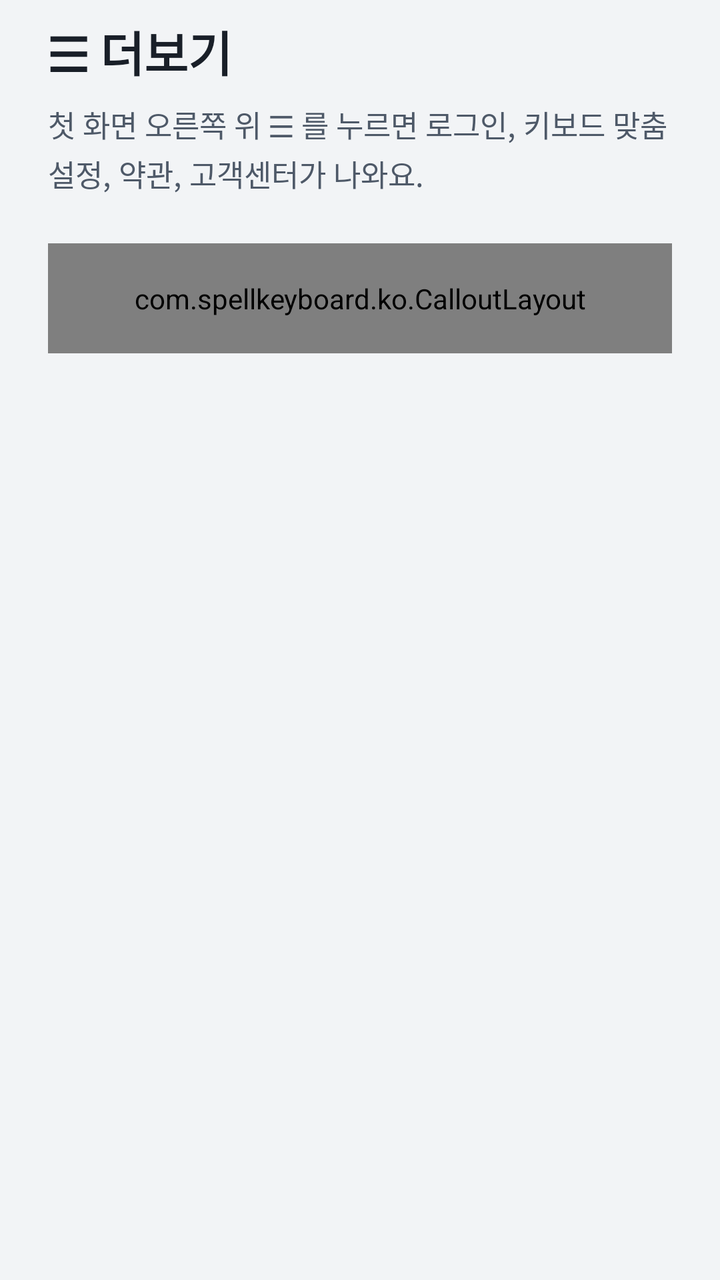
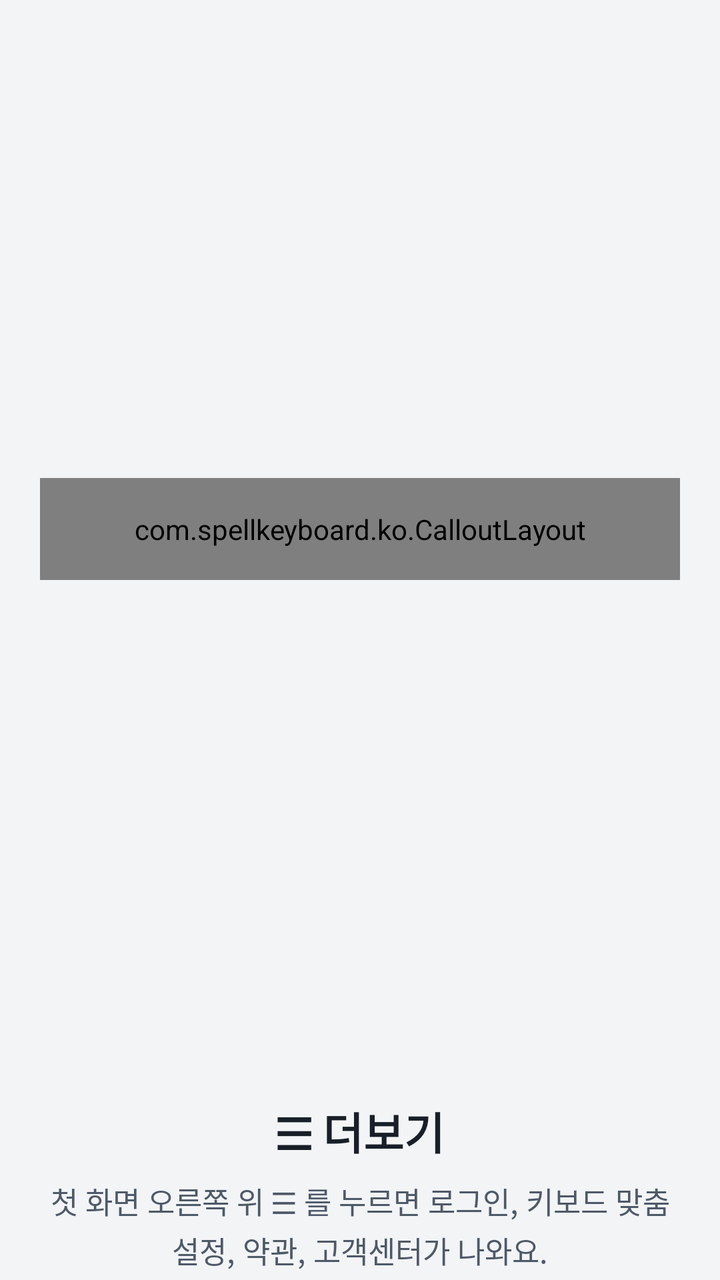

The first picture is an Android layout as it rendered before a commit; the second is the same layout after the commit. The layout source and the unified diff follow.
<!-- AndroidManifest.xml: application theme Theme.SpellKeyboard -->
<!-- res/layout/onboarding_page_more.xml -->
<?xml version="1.0" encoding="utf-8"?>
<ScrollView xmlns:android="http://schemas.android.com/apk/res/android"
    android:layout_width="match_parent"
    android:layout_height="match_parent"
    android:fillViewport="true"
    android:scrollbars="none">

    <LinearLayout
        android:layout_width="match_parent"
        android:layout_height="wrap_content"
        android:orientation="vertical"
        android:paddingHorizontal="24dp"
        android:paddingTop="8dp"
        android:paddingBottom="16dp">

        <TextView style="@style/GuideTitle" android:text="@string/guide4_title" />
        <TextView style="@style/GuideSub" android:text="@string/guide4_sub" />

        <com.spellkeyboard.ko.CalloutLayout
            android:id="@+id/page_callout"
            android:layout_width="match_parent"
            android:layout_height="wrap_content"
            android:layout_marginTop="24dp"
            android:background="@drawable/bg_card"
            android:padding="18dp">

            <LinearLayout
                android:layout_width="match_parent"
                android:layout_height="wrap_content"
                android:orientation="vertical">

                
                <LinearLayout
                    android:layout_width="match_parent"
                    android:layout_height="wrap_content"
                    android:background="@drawable/bg_input"
                    android:gravity="center_vertical"
                    android:orientation="horizontal"
                    android:paddingVertical="8dp"
                    android:paddingStart="12dp"
                    android:paddingEnd="8dp">

                    <TextView
                        android:layout_width="0dp"
                        android:layout_height="wrap_content"
                        android:layout_weight="1"
                        android:text="@string/app_name"
                        android:textColor="@color/toss_text"
                        android:textSize="16sp"
                        android:textStyle="bold" />

                    <ImageView
                        android:id="@+id/mock_menu"
                        android:layout_width="28dp"
                        android:layout_height="28dp"
                        android:contentDescription="@null"
                        android:padding="3dp"
                        android:src="@drawable/ic_menu" />
                </LinearLayout>

                <TextView
                    android:id="@+id/label_menu"
                    style="@style/GuideLabel"
                    android:layout_gravity="end"
                    android:layout_marginStart="60dp"
                    android:layout_marginTop="20dp"
                    android:text="@string/guide4_label_menu" />

                
                <LinearLayout
                    android:layout_width="match_parent"
                    android:layout_height="wrap_content"
                    android:layout_marginTop="22dp"
                    android:orientation="horizontal">

                    <LinearLayout
                        android:layout_width="0dp"
                        android:layout_height="wrap_content"
                        android:layout_weight="11"
                        android:background="@drawable/bg_input"
                        android:orientation="horizontal"
                        android:padding="1dp">

                        <View
                            android:layout_width="0dp"
                            android:layout_height="match_parent"
                            android:layout_weight="1"
                            android:background="#99000000" />

                        <LinearLayout
                            android:layout_width="0dp"
                            android:layout_height="wrap_content"
                            android:layout_weight="2"
                            android:background="@color/toss_card"
                            android:orientation="vertical">

                            <LinearLayout
                                android:id="@+id/mock_login"
                                android:layout_width="match_parent"
                                android:layout_height="40dp"
                                android:gravity="center_vertical"
                                android:orientation="horizontal"
                                android:paddingHorizontal="8dp">

                                <View
                                    android:layout_width="16dp"
                                    android:layout_height="16dp"
                                    android:background="@drawable/bg_avatar" />

                                <TextView
                                    android:layout_width="wrap_content"
                                    android:layout_height="wrap_content"
                                    android:layout_marginStart="6dp"
                                    android:maxLines="1"
                                    android:text="@string/account_signin"
                                    android:textColor="@color/toss_text"
                                    android:textSize="11sp"
                                    android:textStyle="bold" />
                            </LinearLayout>

                            <TextView android:id="@+id/mock_keyboard" style="@style/MockDrawerRow" android:text="@string/menu_keyboard" />
                            <TextView style="@style/MockDrawerRow" android:text="@string/menu_privacy" android:textColor="@color/toss_text3" />
                            <TextView style="@style/MockDrawerRow" android:text="@string/menu_terms" android:textColor="@color/toss_text3" />
                            <TextView android:id="@+id/mock_support" style="@style/MockDrawerRow" android:text="@string/menu_support" />
                        </LinearLayout>
                    </LinearLayout>

                    
                    <LinearLayout
                        android:layout_width="0dp"
                        android:layout_height="wrap_content"
                        android:layout_weight="9"
                        android:layout_marginStart="18dp"
                        android:orientation="vertical"
                        android:paddingTop="1dp">

                        <LinearLayout style="@style/MockDrawerLabelSlot">
                            <TextView android:id="@+id/label_login" style="@style/GuideLabel" android:textSize="12sp" android:text="@string/guide4_label_login" />
                        </LinearLayout>
                        <LinearLayout style="@style/MockDrawerLabelSlot">
                            <TextView android:id="@+id/label_keyboard" style="@style/GuideLabel" android:textSize="12sp" android:text="@string/guide4_label_keyboard" />
                        </LinearLayout>
                        <LinearLayout style="@style/MockDrawerLabelSlot" />
                        <LinearLayout style="@style/MockDrawerLabelSlot" />
                        <LinearLayout style="@style/MockDrawerLabelSlot">
                            <TextView android:id="@+id/label_support" style="@style/GuideLabel" android:textSize="12sp" android:text="@string/guide4_label_support" />
                        </LinearLayout>
                    </LinearLayout>
                </LinearLayout>
            </LinearLayout>
        </com.spellkeyboard.ko.CalloutLayout>
    </LinearLayout>
</ScrollView>
<!-- resources referenced by this layout -->
<resources>
  <color name="toss_card">#FFFFFF</color>
  <color name="toss_text">#191F28</color>
  <color name="toss_text3">#8B95A1</color>
  <!-- drawable bg_avatar (drawable) -->
  <?xml version="1.0" encoding="utf-8"?>
  <shape xmlns:android="http://schemas.android.com/apk/res/android" android:shape="oval">
      <solid android:color="@color/toss_blue" />
  </shape>
  <!-- drawable bg_card (drawable) -->
  <?xml version="1.0" encoding="utf-8"?>
  <shape xmlns:android="http://schemas.android.com/apk/res/android" android:shape="rectangle">
      <solid android:color="@color/toss_card" />
      <corners android:radius="20dp" />
  </shape>
  <!-- drawable bg_input (drawable) -->
  <?xml version="1.0" encoding="utf-8"?>
  <shape xmlns:android="http://schemas.android.com/apk/res/android" android:shape="rectangle">
      <solid android:color="@color/toss_fill" />
      <corners android:radius="14dp" />
  </shape>
  <!-- drawable ic_menu (drawable) -->
  <?xml version="1.0" encoding="utf-8"?>
  <vector xmlns:android="http://schemas.android.com/apk/res/android"
      android:width="24dp"
      android:height="24dp"
      android:viewportWidth="24"
      android:viewportHeight="24">
      <path
          android:fillColor="@color/toss_text"
          android:pathData="M3,6h18v2H3V6zM3,11h18v2H3v-2zM3,16h18v2H3v-2z" />
  </vector>
  <string name="account_signin">구글로 로그인</string>
  <string name="app_name">맞춤법 키보드</string>
  <string name="guide4_label_keyboard">자판 종류·밝기·배경 사진을 바꿔요</string>
  <string name="guide4_label_login">로그인하면 PC·아이폰에서도 같은 구독을 써요</string>
  <string name="guide4_label_menu">여기를 누르면 오른쪽에서 더보기가 열려요</string>
  <string name="guide4_label_support">궁금한 건 여기로 물어보세요</string>
  <string name="guide4_sub">첫 화면 오른쪽 위 ☰ 를 누르면 로그인, 키보드 맞춤설정, 약관, 고객센터가 나와요.</string>
  <string name="guide4_title">☰ 더보기</string>
  <string name="menu_keyboard">키보드 맞춤설정</string>
  <string name="menu_privacy">개인정보 처리방침</string>
  <string name="menu_support">고객센터</string>
  <string name="menu_terms">서비스 이용약관</string>
  <style name="GuideLabel">
          <item name="android:layout_width">wrap_content</item>
          <item name="android:layout_height">wrap_content</item>
          <item name="android:textColor">@color/toss_text</item>
          <item name="android:textSize">13sp</item>
          <item name="android:lineSpacingExtra">2dp</item>
      </style>
  <style name="GuideSub">
          <item name="android:layout_width">match_parent</item>
          <item name="android:layout_height">wrap_content</item>
          <item name="android:layout_marginTop">8dp</item>
          <item name="android:textColor">@color/toss_text2</item>
          <item name="android:textSize">15sp</item>
          <item name="android:lineSpacingExtra">3dp</item>
      </style>
  <style name="GuideTitle">
          <item name="android:layout_width">match_parent</item>
          <item name="android:layout_height">wrap_content</item>
          <item name="android:textColor">@color/toss_text</item>
          <item name="android:textSize">24sp</item>
          <item name="android:textStyle">bold</item>
      </style>
  <style name="MockDrawerLabelSlot">
          <item name="android:layout_width">match_parent</item>
          <item name="android:layout_height">wrap_content</item>
          <item name="android:minHeight">40dp</item>
          <item name="android:gravity">center_vertical</item>
          <item name="android:orientation">vertical</item>
      </style>
  <style name="MockDrawerRow">
          <item name="android:layout_width">match_parent</item>
          <item name="android:layout_height">40dp</item>
          <item name="android:gravity">center_vertical</item>
          <item name="android:paddingHorizontal">10dp</item>
          <item name="android:textColor">@color/toss_text</item>
          <item name="android:textSize">11sp</item>
          <item name="android:maxLines">1</item>
      </style>
  <color name="toss_blue">#3182F6</color>
  <color name="toss_fill">#F2F4F6</color>
  <color name="toss_text2">#4E5968</color>
  <color name="toss_bg">#F2F4F6</color>
  <!-- unchanged entries left out for length: 1 -->
</resources>

<!-- the commit's change to res/layout/onboarding_page_more.xml (unified diff, before → after) -->
@@ -9,145 +9,159 @@
         android:layout_width="match_parent"
         android:layout_height="wrap_content"
         android:orientation="vertical"
-        android:paddingHorizontal="24dp"
-        android:paddingTop="8dp"
-        android:paddingBottom="16dp">
+        android:paddingHorizontal="20dp"
+        android:paddingBottom="4dp">
 
-        <TextView style="@style/GuideTitle" android:text="@string/guide4_title" />
-        <TextView style="@style/GuideSub" android:text="@string/guide4_sub" />
+        <FrameLayout
+            android:layout_width="match_parent"
+            android:layout_height="0dp"
+            android:layout_weight="1">
 
-        <com.spellkeyboard.ko.CalloutLayout
-            android:id="@+id/page_callout"
-            android:layout_width="match_parent"
-            android:layout_height="wrap_content"
-            android:layout_marginTop="24dp"
-            android:background="@drawable/bg_card"
-            android:padding="18dp">
-
-            <LinearLayout
+            <com.spellkeyboard.ko.CalloutLayout
+                android:id="@+id/page_callout"
                 android:layout_width="match_parent"
                 android:layout_height="wrap_content"
-                android:orientation="vertical">
+                android:layout_gravity="center_vertical"
+                android:layout_marginVertical="8dp"
+                android:background="@drawable/bg_card"
+                android:padding="16dp">
 
-                
                 <LinearLayout
                     android:layout_width="match_parent"
                     android:layout_height="wrap_content"
-                    android:background="@drawable/bg_input"
-                    android:gravity="center_vertical"
-                    android:orientation="horizontal"
-                    android:paddingVertical="8dp"
-                    android:paddingStart="12dp"
-                    android:paddingEnd="8dp">
+                    android:orientation="vertical">
+
+                    
+                    <LinearLayout
+                        android:layout_width="match_parent"
+                        android:layout_height="wrap_content"
+                        android:background="@drawable/bg_input"
+                        android:gravity="center_vertical"
+                        android:orientation="horizontal"
+                        android:paddingVertical="8dp"
+                        android:paddingStart="12dp"
+                        android:paddingEnd="8dp">
+
+                        <TextView
+                            android:layout_width="0dp"
+                            android:layout_height="wrap_content"
+                            android:layout_weight="1"
+                            android:text="@string/app_name"
+                            android:textColor="@color/toss_text"
+                            android:textSize="16sp"
+                            android:textStyle="bold" />
+
+                        <ImageView
+                            android:id="@+id/mock_menu"
+                            android:layout_width="28dp"
+                            android:layout_height="28dp"
+                            android:contentDescription="@null"
+                            android:padding="3dp"
+                            android:src="@drawable/ic_menu" />
+                    </LinearLayout>
 
                     <TextView
-                        android:layout_width="0dp"
+                        android:id="@+id/label_menu"
+                        style="@style/GuideLabel"
+                        android:layout_gravity="end"
+                        android:layout_marginStart="60dp"
+                        android:layout_marginTop="14dp"
+                        android:text="@string/guide4_label_menu" />
+
+                    
+                    <LinearLayout
+                        android:layout_width="match_parent"
                         android:layout_height="wrap_content"
-                        android:layout_weight="1"
-                        android:text="@string/app_name"
-                        android:textColor="@color/toss_text"
-                        android:textSize="16sp"
-                        android:textStyle="bold" />
-
-                    <ImageView
-                        android:id="@+id/mock_menu"
-                        android:layout_width="28dp"
-                        android:layout_height="28dp"
-                        android:contentDescription="@null"
-                        android:padding="3dp"
-                        android:src="@drawable/ic_menu" />
-                </LinearLayout>
-
-                <TextView
-                    android:id="@+id/label_menu"
-                    style="@style/GuideLabel"
-                    android:layout_gravity="end"
-                    android:layout_marginStart="60dp"
-                    android:layout_marginTop="20dp"
-                    android:text="@string/guide4_label_menu" />
-
-                
-                <LinearLayout
-                    android:layout_width="match_parent"
-                    android:layout_height="wrap_content"
-                    android:layout_marginTop="22dp"
-                    android:orientation="horizontal">
-
-                    <LinearLayout
-                        android:layout_width="0dp"
-                        android:layout_height="wrap_content"
-                        android:layout_weight="11"
-                        android:background="@drawable/bg_input"
-                        android:orientation="horizontal"
-                        android:padding="1dp">
-
-                        <View
-                            android:layout_width="0dp"
-                            android:layout_height="match_parent"
-                            android:layout_weight="1"
-                            android:background="#99000000" />
+                        android:layout_marginTop="16dp"
+                        android:orientation="horizontal">
 
                         <LinearLayout
                             android:layout_width="0dp"
                             android:layout_height="wrap_content"
-                            android:layout_weight="2"
-                            android:background="@color/toss_card"
-                            android:orientation="vertical">
+                            android:layout_weight="11"
+                            android:background="@drawable/bg_input"
+                            android:orientation="horizontal"
+                            android:padding="1dp">
+
+                            <View
+                                android:layout_width="0dp"
+                                android:layout_height="match_parent"
+                                android:layout_weight="1"
+                                android:background="#99000000" />
 
                             <LinearLayout
-                                android:id="@+id/mock_login"
-                                android:layout_width="match_parent"
-                                android:layout_height="40dp"
-                                android:gravity="center_vertical"
-                                android:orientation="horizontal"
-                                android:paddingHorizontal="8dp">
+                                android:layout_width="0dp"
+                                android:layout_height="wrap_content"
+                                android:layout_weight="2"
+                                android:background="@color/toss_card"
+                                android:orientation="vertical">
 
-                                <View
-                                    android:layout_width="16dp"
-                                    android:layout_height="16dp"
-                                    android:background="@drawable/bg_avatar" />
+                                <LinearLayout
+                                    android:id="@+id/mock_login"
+                                    android:layout_width="match_parent"
+                                    android:layout_height="40dp"
+                                    android:gravity="center_vertical"
+                                    android:orientation="horizontal"
+                                    android:paddingHorizontal="8dp">
 
-                                <TextView
-                                    android:layout_width="wrap_content"
-                                    android:layout_height="wrap_content"
-                                    android:layout_marginStart="6dp"
-                                    android:maxLines="1"
-                                    android:text="@string/account_signin"
-                                    android:textColor="@color/toss_text"
-                                    android:textSize="11sp"
-                                    android:textStyle="bold" />
+                                    <View
+                                        android:layout_width="16dp"
+                                        android:layout_height="16dp"
+                                        android:background="@drawable/bg_avatar" />
+
+                                    <TextView
+                                        android:layout_width="wrap_content"
+                                        android:layout_height="wrap_content"
+                                        android:layout_marginStart="6dp"
+                                        android:maxLines="1"
+                                        android:text="@string/account_signin"
+                                        android:textColor="@color/toss_text"
+                                        android:textSize="11sp"
+                                        android:textStyle="bold" />
+                                </LinearLayout>
+
+                                <TextView android:id="@+id/mock_keyboard" style="@style/MockDrawerRow" android:text="@string/menu_keyboard" />
+                                <TextView style="@style/MockDrawerRow" android:text="@string/menu_privacy" android:textColor="@color/toss_text3" />
+                                <TextView style="@style/MockDrawerRow" android:text="@string/menu_terms" android:textColor="@color/toss_text3" />
+                                <TextView android:id="@+id/mock_support" style="@style/MockDrawerRow" android:text="@string/menu_support" />
                             </LinearLayout>
+                        </LinearLayout>
 
-                            <TextView android:id="@+id/mock_keyboard" style="@style/MockDrawerRow" android:text="@string/menu_keyboard" />
-                            <TextView style="@style/MockDrawerRow" android:text="@string/menu_privacy" android:textColor="@color/toss_text3" />
-                            <TextView style="@style/MockDrawerRow" android:text="@string/menu_terms" android:textColor="@color/toss_text3" />
-                            <TextView android:id="@+id/mock_support" style="@style/MockDrawerRow" android:text="@string/menu_support" />
-                        </LinearLayout>
-                    </LinearLayout>
+                        
+                        <LinearLayout
+                            android:layout_width="0dp"
+                            android:layout_height="wrap_content"
+                            android:layout_weight="9"
+                            android:layout_marginStart="16dp"
+                            android:orientation="vertical"
+                            android:paddingTop="1dp">
 
-                    
-                    <LinearLayout
-                        android:layout_width="0dp"
-                        android:layout_height="wrap_content"
-                        android:layout_weight="9"
-                        android:layout_marginStart="18dp"
-                        android:orientation="vertical"
-                        android:paddingTop="1dp">
-
-                        <LinearLayout style="@style/MockDrawerLabelSlot">
-                            <TextView android:id="@+id/label_login" style="@style/GuideLabel" android:textSize="12sp" android:text="@string/guide4_label_login" />
-                        </LinearLayout>
-                        <LinearLayout style="@style/MockDrawerLabelSlot">
-                            <TextView android:id="@+id/label_keyboard" style="@style/GuideLabel" android:textSize="12sp" android:text="@string/guide4_label_keyboard" />
-                        </LinearLayout>
-                        <LinearLayout style="@style/MockDrawerLabelSlot" />
-                        <LinearLayout style="@style/MockDrawerLabelSlot" />
-                        <LinearLayout style="@style/MockDrawerLabelSlot">
-                            <TextView android:id="@+id/label_support" style="@style/GuideLabel" android:textSize="12sp" android:text="@string/guide4_label_support" />
+                            <LinearLayout style="@style/MockDrawerLabelSlot">
+                                <TextView android:id="@+id/label_login" style="@style/GuideLabel" android:textSize="12sp" android:text="@string/guide4_label_login" />
+                            </LinearLayout>
+                            <LinearLayout style="@style/MockDrawerLabelSlot">
+                                <TextView android:id="@+id/label_keyboard" style="@style/GuideLabel" android:textSize="12sp" android:text="@string/guide4_label_keyboard" />
+                            </LinearLayout>
+                            <LinearLayout style="@style/MockDrawerLabelSlot" />
+                            <LinearLayout style="@style/MockDrawerLabelSlot" />
+                            <LinearLayout style="@style/MockDrawerLabelSlot">
+                                <TextView android:id="@+id/label_support" style="@style/GuideLabel" android:textSize="12sp" android:text="@string/guide4_label_support" />
+                            </LinearLayout>
                         </LinearLayout>
                     </LinearLayout>
                 </LinearLayout>
-            </LinearLayout>
-        </com.spellkeyboard.ko.CalloutLayout>
+            </com.spellkeyboard.ko.CalloutLayout>
+        </FrameLayout>
+
+        <TextView
+            style="@style/GuideTitle"
+            android:layout_marginTop="20dp"
+            android:gravity="center"
+            android:text="@string/guide4_title" />
+
+        <TextView
+            style="@style/GuideSub"
+            android:gravity="center"
+            android:text="@string/guide4_sub" />
     </LinearLayout>
 </ScrollView>
<!-- resource entries referenced after the edit -->
@@ -62,7 +62,7 @@
           <item name="android:layout_width">match_parent</item>
           <item name="android:layout_height">wrap_content</item>
           <item name="android:textColor">@color/toss_text</item>
-          <item name="android:textSize">24sp</item>
+          <item name="android:textSize">22sp</item>
           <item name="android:textStyle">bold</item>
       </style>
   <style name="MockDrawerLabelSlot">
